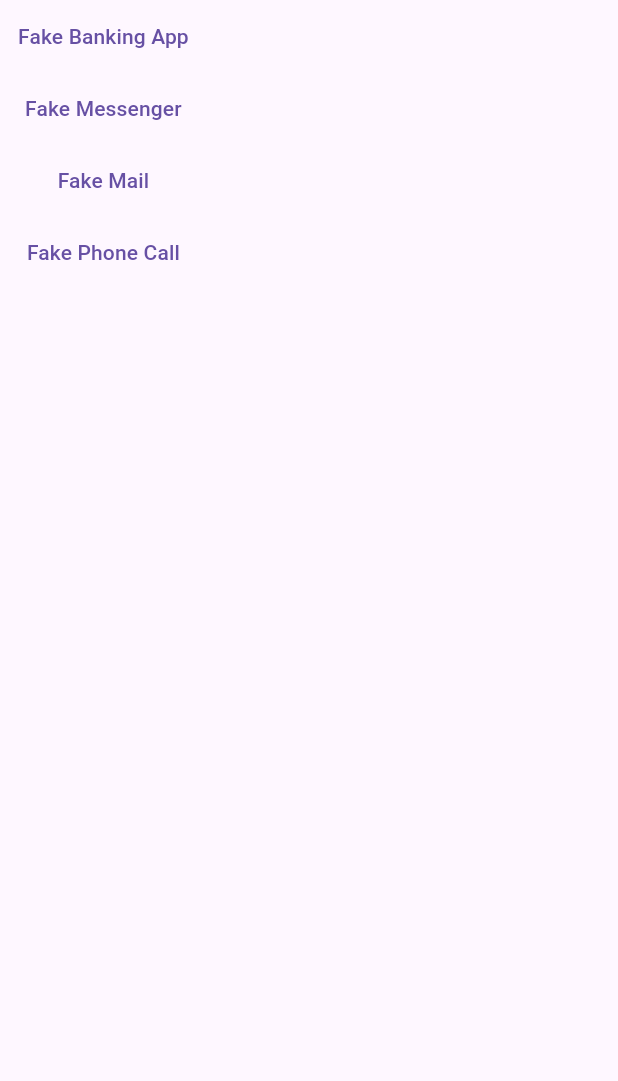
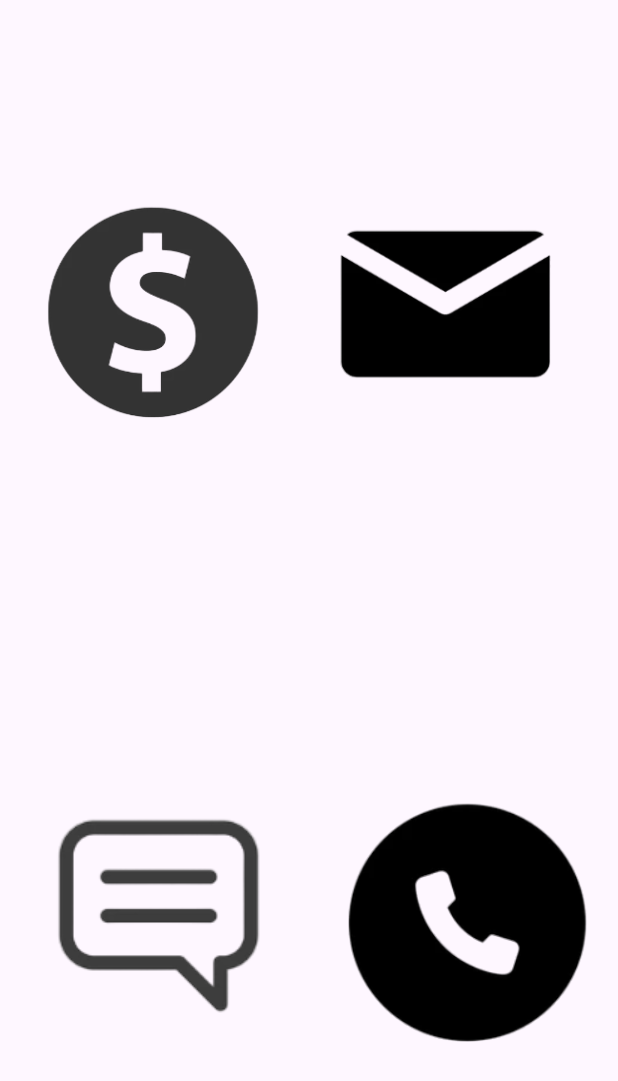
Before and after one commit to Oskarmos1/lookbusyOC, a Flutter app: the screen it shows after launch, on a phone screen of 412 x 824 dp. Shown: the top 1081 px of the screen. Run offline on Flutter 3.47's test engine with Material 3 defaults, Android fonts, the light colour scheme and no system bars; our stand-ins replace google_mobile_ads, hugeicons.

Commit message:
Design 1

```diff
--- a/lib/home.dart
+++ b/lib/home.dart
@@ -12,31 +12,98 @@ class _HomeState extends State<Home> {
   Widget build(BuildContext context) {
     return Scaffold(
         body: SafeArea(
+      child: Row(
+        crossAxisAlignment: CrossAxisAlignment.stretch,
+        children: <Widget>[
+          Expanded(
             child: Column(
+              crossAxisAlignment: CrossAxisAlignment.stretch,
               children: <Widget>[
-          TextButton(
-            child: const Text("Fake Banking App"),
-            onPressed: () {
+                Expanded(
+                  child: GestureDetector(
+                    onTap: () {
                       Navigator.pushNamed(context, '/banking');
                     },
+                    child: Container(
+                      decoration: BoxDecoration(
+                        image: DecorationImage(
+                          image: AssetImage(
+                              "assets/BankingIcon.png"), // Banking image
                         ),
-          TextButton(
-            child: const Text("Fake Messenger"),
-            onPressed: () {
+                      ),
+                      child: Center(
+                          child: Text("",
+                              style: TextStyle(
+                                  color: Colors.white, fontSize: 20))),
+                    ),
+                  ),
+                ),
+                Expanded(
+                  child: GestureDetector(
+                    onTap: () {
                       Navigator.pushNamed(context, '/messenger');
                     },
+                    child: Container(
+                      decoration: BoxDecoration(
+                        image: DecorationImage(
+                          image: AssetImage(
+                              "assets/MessengerIcon.png"), // Messenger image
                         ),
-          TextButton(
-            child: const Text("Fake Mail"),
-            onPressed: () {
+                      ),
+                      child: Center(
+                          child: Text("",
+                              style: TextStyle(
+                                  color: Colors.white, fontSize: 20))),
+                    ),
+                  ),
+                ),
+              ],
+            ),
+          ),
+          Expanded(
+            child: Column(
+              crossAxisAlignment: CrossAxisAlignment.stretch,
+              children: <Widget>[
+                Expanded(
+                  child: GestureDetector(
+                    onTap: () {
                       Navigator.pushNamed(context, '/mail');
                     },
+                    child: Container(
+                      decoration: BoxDecoration(
+                        image: DecorationImage(
+                          image:
+                              AssetImage("assets/EmailIcon.png"), // Mail image
                         ),
-          TextButton(
-            child: const Text("Fake Phone Call"),
-            onPressed: () {
+                      ),
+                      child: Center(
+                          child: Text("",
+                              style: TextStyle(
+                                  color: Colors.white, fontSize: 20))),
+                    ),
+                  ),
+                ),
+                Expanded(
+                  child: GestureDetector(
+                    onTap: () {
                       Navigator.pushNamed(context, '/phone');
                     },
+                    child: Container(
+                      decoration: BoxDecoration(
+                        image: DecorationImage(
+                          image:
+                              AssetImage("assets/PhoneIcon.png"), // Phone image
+                        ),
+                      ),
+                      child: Center(
+                          child: Text("",
+                              style: TextStyle(
+                                  color: Colors.white, fontSize: 20))),
+                    ),
+                  ),
+                ),
+              ],
+            ),
           ),
         ],
       ),
--- a/lib/main.dart
+++ b/lib/main.dart
@@ -26,6 +26,8 @@ void main() {
   ));
 }
 
+//To open xml file open the android studio via android directory.
+
 
 // git add .
 // git commit -m "commit message"
```
Also changed, not shown: lib/banking.dart (+23 -6 lines), lib/mail.dart (+23 -6 lines), lib/messenger.dart (+22 -20 lines), lib/phone.dart (+7 -6 lines), pubspec.yaml (+11 -3 lines), assets/BankingIcon.png (added), assets/BusyBank.png (added), assets/BusyMail.png (added), assets/BusyMessage.png (added), assets/DeclineButton.png (added), assets/EmailIcon.png (added), assets/MessengerIcon.png (added), assets/PhoneIcon.png (added), assets/PickUpButton.png (added), 2 more files, 2 other files. Lines whose indentation alone changed are shown as unchanged.
